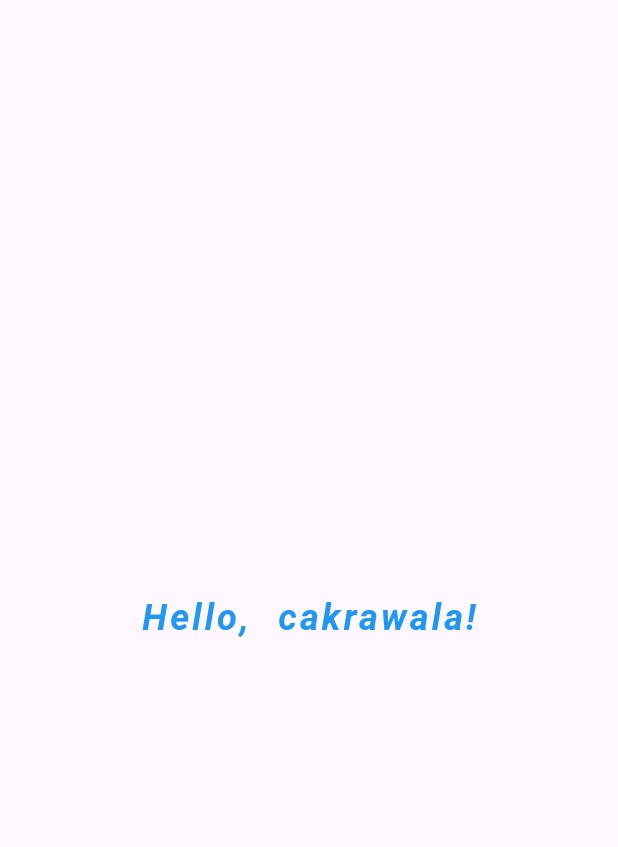
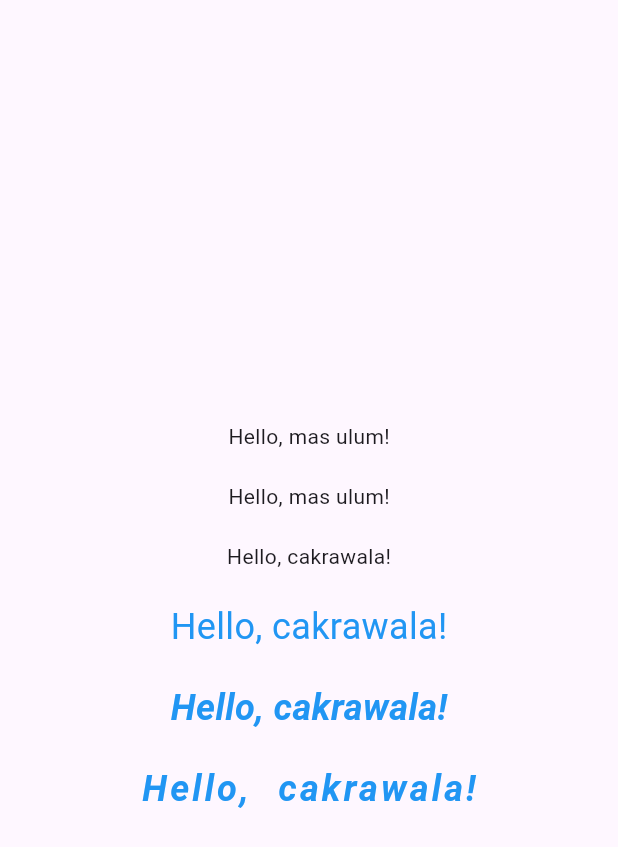
Before and after one commit to mfthluum/StartFlutterLatihan, a Flutter app: the screen it shows after launch, on a phone screen of 412 x 824 dp. Shown: the top 847 px of the screen. Run offline on Flutter 3.47's test engine with Material 3 defaults, Android fonts, the phone set to English and light mode, and no system bars.

Commit message:
Gabungan keseluruhan commit 1-6

```diff
--- a/lib/main.dart
+++ b/lib/main.dart
@@ -1,13 +1,19 @@
 
 import 'package:flutter/material.dart';
 
+// commit 1 - membuat hello mas ulum
+// menjalankan aplikasi flutter dari fungsi main()
 void main() {
   runApp(const MyApp());
 }
 
+// commit 2 - membuat tampilan sederhana
+// pake StatelessWidget untuk membuat tampilan aplikasi
 class MyApp extends StatelessWidget {
   const MyApp({super.key});
 
+  // commit 3 - membuat variabel teks
+  // teks disimpan di static const supaya nilainya tetap
   static const String hello = 'Hello, cakrawala!';
 
   @override
@@ -15,9 +21,60 @@ class MyApp extends StatelessWidget {
     return MaterialApp(
       home: Scaffold(
         body: Center(
-          child: Text(
+          // pake Column supaya beberapa teks bisa tampil
+          // berurutan dari atas ke bawah
+          child: Column(
+            mainAxisAlignment: MainAxisAlignment.center,
+            children: [
+              // commit 1 - menampilkan hello mas ulum
+              const Text('Hello, mas ulum!'),
+
+              const SizedBox(height: 20),
+
+              // commit 2 - menampilkan teks sederhana
+              const Text('Hello, mas ulum!'),
+
+              const SizedBox(height: 20),
+
+              // commit 3 - menampilkan teks dari variabel hello
+              const Text(hello),
+
+              const SizedBox(height: 20),
+
+              // commit 4 - mengatur ukuran dan warna teks
+              // fontSize buat mengatur ukuran tulisan
+              // color buat mengubah warna tulisan
+              const Text(
                 hello,
-            style: const TextStyle(
+                style: TextStyle(
+                  fontSize: 24,
+                  color: Colors.blue,
+                ),
+              ),
+
+              const SizedBox(height: 20),
+
+              // commit 5 - mengatur ketebalan dan kemiringan
+              // FontWeight.bold buat menebalkan tulisan
+              // FontStyle.italic buat memiringkan tulisan
+              const Text(
+                hello,
+                style: TextStyle(
+                  fontSize: 24,
+                  color: Colors.blue,
+                  fontWeight: FontWeight.bold,
+                  fontStyle: FontStyle.italic,
+                ),
+              ),
+
+              const SizedBox(height: 20),
+
+              // commit 6 - mengatur spacing
+              // letterSpacing buat mengatur jarak antarhuruf
+              // wordSpacing buat mengatur jarak antarkata
+              const Text(
+                hello,
+                style: TextStyle(
                   fontSize: 24,
                   color: Colors.blue,
                   fontWeight: FontWeight.bold,
@@ -26,6 +83,8 @@ class MyApp extends StatelessWidget {
                   wordSpacing: 10,
                 ),
               ),
+            ],
+          ),
         ),
       ),
     );
```
Lines whose indentation alone changed are shown as unchanged.
